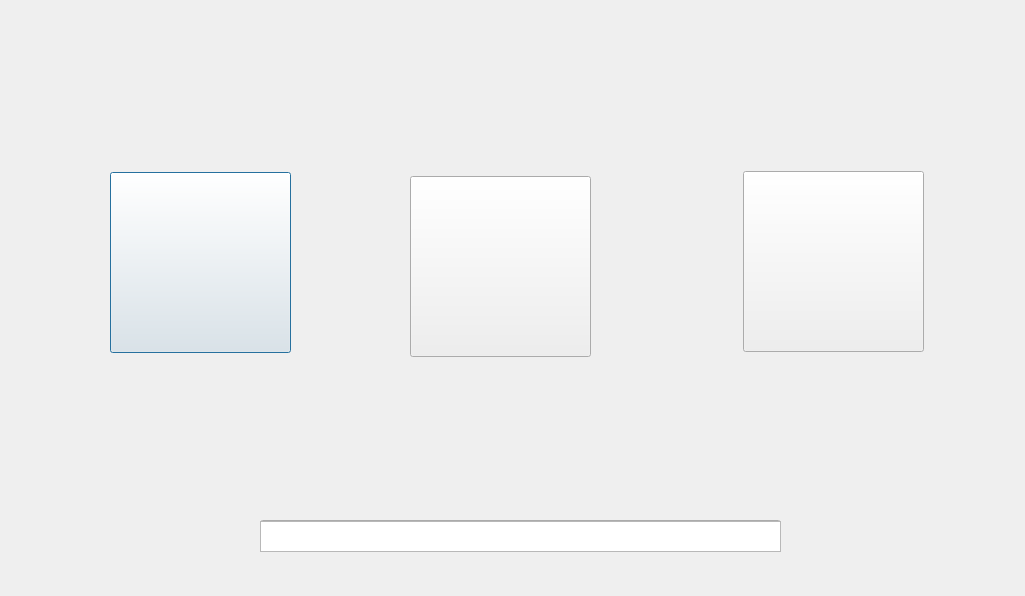
This is dialogpage1.ui in pouya-prh/Battle_Ship as Qt 5 draws it before an edit. The edited form follows.
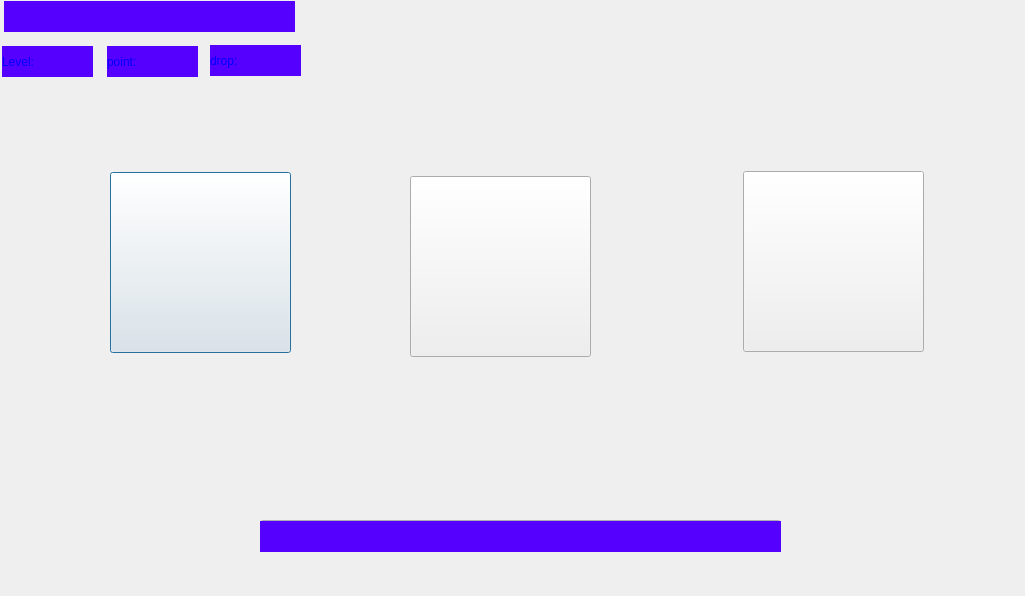
This is the edited form. Icons and pictures are not drawn.

Diff of the .ui file:
```diff
--- a/dialogpage1.ui
+++ b/dialogpage1.ui
@@ -45,26 +45,6 @@
     <string extracomment="Loading...">%p%</string>
    </property>
   </widget>
-  <widget class="QTextEdit" name="textEdit">
-   <property name="geometry">
-    <rect>
-     <x>260</x>
-     <y>521</y>
-     <width>521</width>
-     <height>31</height>
-    </rect>
-   </property>
-   <property name="styleSheet">
-    <string notr="true">color: rgb(57, 29, 187);
-font: 25pt &quot;BYRIL_Sea_Battle2&quot;;</string>
-   </property>
-   <property name="verticalScrollBarPolicy">
-    <enum>Qt::ScrollBarAlwaysOff</enum>
-   </property>
-   <property name="horizontalScrollBarPolicy">
-    <enum>Qt::ScrollBarAlwaysOff</enum>
-   </property>
-  </widget>
   <widget class="QPushButton" name="BotPushbutton">
    <property name="geometry">
     <rect>
@@ -113,6 +93,131 @@
     <string/>
    </property>
   </widget>
+  <widget class="QWidget" name="widget" native="true">
+   <property name="geometry">
+    <rect>
+     <x>0</x>
+     <y>-10</y>
+     <width>301</width>
+     <height>91</height>
+    </rect>
+   </property>
+   <property name="styleSheet">
+    <string notr="true">background-image: url(:/Recommended Source Files/Recommended Source Files/Images/WhiteBackG.png);</string>
+   </property>
+   <widget class="QLabel" name="username_lable">
+    <property name="geometry">
+     <rect>
+      <x>4</x>
+      <y>11</y>
+      <width>291</width>
+      <height>31</height>
+     </rect>
+    </property>
+    <property name="styleSheet">
+     <string notr="true">background-color: rgb(85, 0, 255);
+font: 20pt &quot;BYRIL_Sea_Battle2&quot;;
+color: rgb(0, 0, 255);
+</string>
+    </property>
+    <property name="text">
+     <string/>
+    </property>
+    <property name="alignment">
+     <set>Qt::AlignCenter</set>
+    </property>
+   </widget>
+   <widget class="QLabel" name="level_label">
+    <property name="geometry">
+     <rect>
+      <x>2</x>
+      <y>56</y>
+      <width>91</width>
+      <height>31</height>
+     </rect>
+    </property>
+    <property name="styleSheet">
+     <string notr="true">background-color: rgb(85, 0, 255);
+font: 15pt &quot;BYRIL_Sea_Battle2&quot;;
+color: rgb(0, 0, 255);</string>
+    </property>
+    <property name="text">
+     <string>Level:</string>
+    </property>
+    <property name="alignment">
+     <set>Qt::AlignLeading|Qt::AlignLeft|Qt::AlignVCenter</set>
+    </property>
+   </widget>
+   <widget class="QLabel" name="point_label">
+    <property name="geometry">
+     <rect>
+      <x>107</x>
+      <y>56</y>
+      <width>91</width>
+      <height>31</height>
+     </rect>
+    </property>
+    <property name="styleSheet">
+     <string notr="true">background-color: rgb(85, 0, 255);
+font: 15pt &quot;BYRIL_Sea_Battle2&quot;;
+color: rgb(0, 0, 255);</string>
+    </property>
+    <property name="text">
+     <string>point:</string>
+    </property>
+    <property name="alignment">
+     <set>Qt::AlignLeading|Qt::AlignLeft|Qt::AlignVCenter</set>
+    </property>
+   </widget>
+   <widget class="QLabel" name="drop_label">
+    <property name="geometry">
+     <rect>
+      <x>210</x>
+      <y>55</y>
+      <width>91</width>
+      <height>31</height>
+     </rect>
+    </property>
+    <property name="styleSheet">
+     <string notr="true">background-color: rgb(85, 0, 255);
+font: 15pt &quot;BYRIL_Sea_Battle2&quot;;
+color: rgb(0, 0, 255);</string>
+    </property>
+    <property name="text">
+     <string>drop:</string>
+    </property>
+    <property name="alignment">
+     <set>Qt::AlignLeading|Qt::AlignLeft|Qt::AlignVCenter</set>
+    </property>
+   </widget>
+  </widget>
+  <widget class="QLabel" name="wellcome_lable">
+   <property name="geometry">
+    <rect>
+     <x>260</x>
+     <y>521</y>
+     <width>521</width>
+     <height>31</height>
+    </rect>
+   </property>
+   <property name="styleSheet">
+    <string notr="true">background-color: rgb(85, 0, 255);
+font: 25pt &quot;BYRIL_Sea_Battle2&quot;;
+color: rgb(0, 0, 255);</string>
+   </property>
+   <property name="text">
+    <string/>
+   </property>
+   <property name="alignment">
+    <set>Qt::AlignCenter</set>
+   </property>
+  </widget>
+  <zorder>BotPushbutton</zorder>
+  <zorder>progressBar</zorder>
+  <zorder>WifiPushbutton</zorder>
+  <zorder>FriendPushbutton</zorder>
+  <zorder>widget</zorder>
+  <zorder>wellcome_lable</zorder>
  </widget>
  <resources>
   <include location="back.qrc"/>
```
